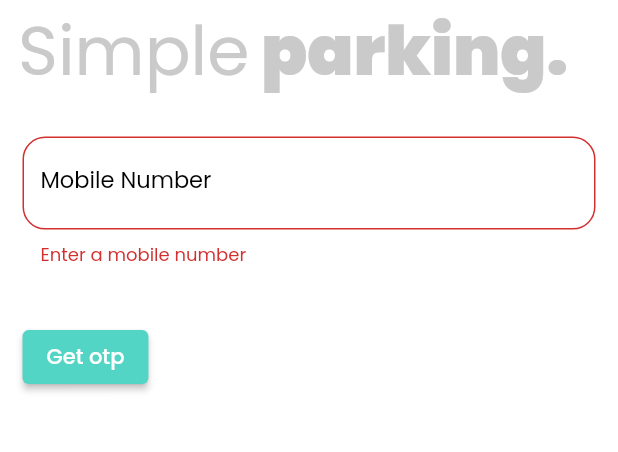
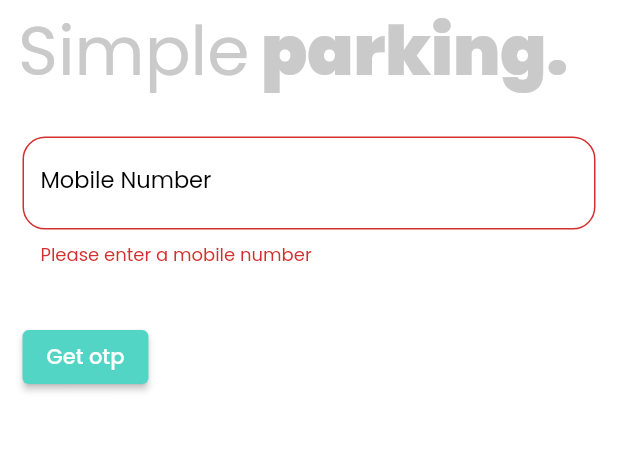
Before and after one commit to AnuroopFarkya11/parkinn, a Flutter app: the screen it shows after launch, after a tap on "Get otp", on a phone screen of 412 x 824 dp, the part 81-533 px from its top. Run offline on Flutter 3.47's test engine with Material 2 defaults, Android fonts, the phone set to English and light mode, and no system bars; our stand-ins replace get, google_fonts.

Commit message:
initial commit

```diff
--- a/lib/Screens/auth_screen/auth_screen.dart
+++ b/lib/Screens/auth_screen/auth_screen.dart
@@ -14,25 +14,25 @@ class AuthScreen extends GetView<AuthController> {
       body: SafeArea(
         child: CustomScrollView(
           slivers: [
-            const ParkInBar(subTitle: "Simple parking.",isBold: true,),
+            const ParkInBar(subTitle: "Simple parking.", isBold: true,),
             SliverFillRemaining(
               hasScrollBody: false,
               child: Container(
                 padding:
-                    const EdgeInsets.symmetric(vertical: 5, horizontal: 15),
+                const EdgeInsets.symmetric(vertical: 5, horizontal: 15),
                 child: Column(
                   crossAxisAlignment: CrossAxisAlignment.start,
                   children: [
                     ParkInField(
-                      validator: (p0) {
-                        if (p0!.isEmpty){
-                          return "Enter a mobile number";
-                        }
-                        if (p0.length<10){
-                          return "Enter a valid number";
-                        }
-                        return " ";
-                      },
+                        validator: (p0){
+                          if (p0!.isEmpty) {
+                            return "Please enter a mobile number";
+                          }
+                          if (p0.length < 10) {
+                            return "Please enter a valid number";
+                          }
+                          return null;
+                        },
                         labelText: "Mobile Number",
                         textInputType: TextInputType.phone,
                         formKey: controller.numberKey,
@@ -56,7 +56,11 @@ class AuthScreen extends GetView<AuthController> {
                     ),
                     ElevatedButton(
                       onPressed: () {
-                        controller.numberKey.currentState!.validate();
+                        if (controller.numberKey.currentState!.validate())
+                          {
+                            // TODO API FOR OTP WILL BE CALLED HERE
+                            controller.otpCheck.value = true;
+                          }
                       },
                       child: const Text("Get otp"),
                     ),
--- a/lib/Widgets/form_textfield/formfield.dart
+++ b/lib/Widgets/form_textfield/formfield.dart
@@ -7,7 +7,7 @@ class ParkInField extends StatelessWidget {
   final TextInputType textInputType;
   final GlobalKey formKey;
   final TextEditingController controller;
-  final String Function(String?)? validator;
+  final String? Function(String?)? validator;
 
   const ParkInField({
     Key? key,
```
